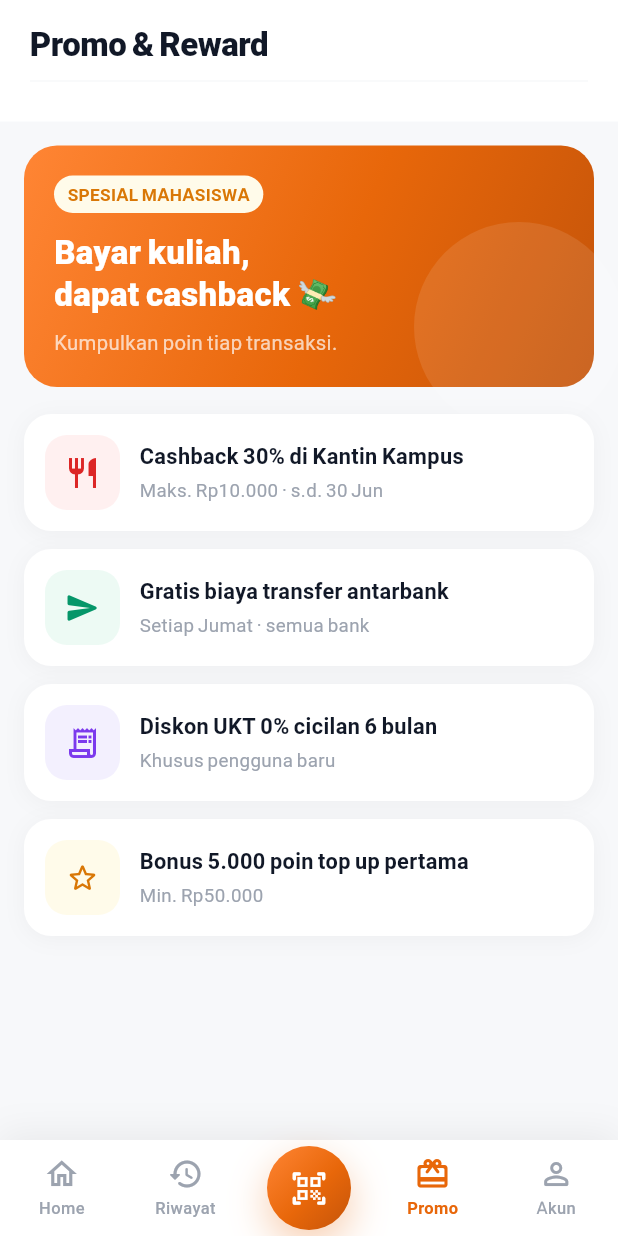
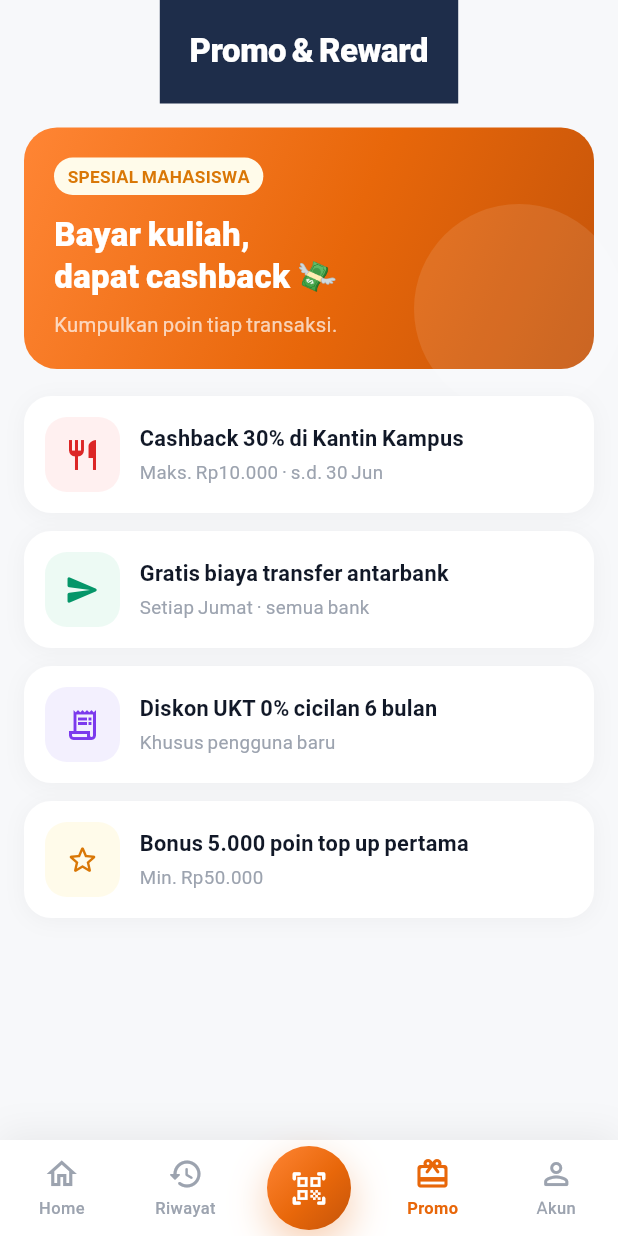
Before and after one commit to AriPurwoAji/dompet-kampus-global, a Flutter app: the PromoPage screen opened by its route, on a phone screen of 412 x 824 dp. Run offline on Flutter 3.47's test engine with Material 3 defaults, Android fonts, the phone set to English and light mode, and no system bars; our stand-ins replace dio, equatable, firebase_auth, firebase_core, flutter_bloc, flutter_secure_storage and 5 more; missing offline and left inert: mobile_scanner; accounts and stored records are empty.

Commit message:
UI: update PromoPage header ke navy theme

```diff
--- a/mobile/lib/presentation/pages/promo/promo_page.dart
+++ b/mobile/lib/presentation/pages/promo/promo_page.dart
@@ -20,20 +20,19 @@ class PromoPage extends StatelessWidget {
       body: Column(
         children: [
           Container(
-            color: Colors.white,
-            padding: EdgeInsets.fromLTRB(20, MediaQuery.of(context).padding.top + 12, 20, 18),
-            child: Column(
+            color: AppColors.navy,
+            padding: EdgeInsets.fromLTRB(20, MediaQuery.of(context).padding.top + 16, 20, 20),
+            child: const Column(
               crossAxisAlignment: CrossAxisAlignment.start,
-              children: const [
+              children: [
                 Text('Promo & Reward',
                     style: TextStyle(
                       fontFamily: 'PlusJakartaSans',
                       fontSize: 22,
                       fontWeight: FontWeight.w800,
-                      color: AppColors.ink,
+                      color: Colors.white,
                       letterSpacing: -0.3,
                     )),
-                Divider(height: 18, color: AppColors.line2),
               ],
             ),
           ),
```
